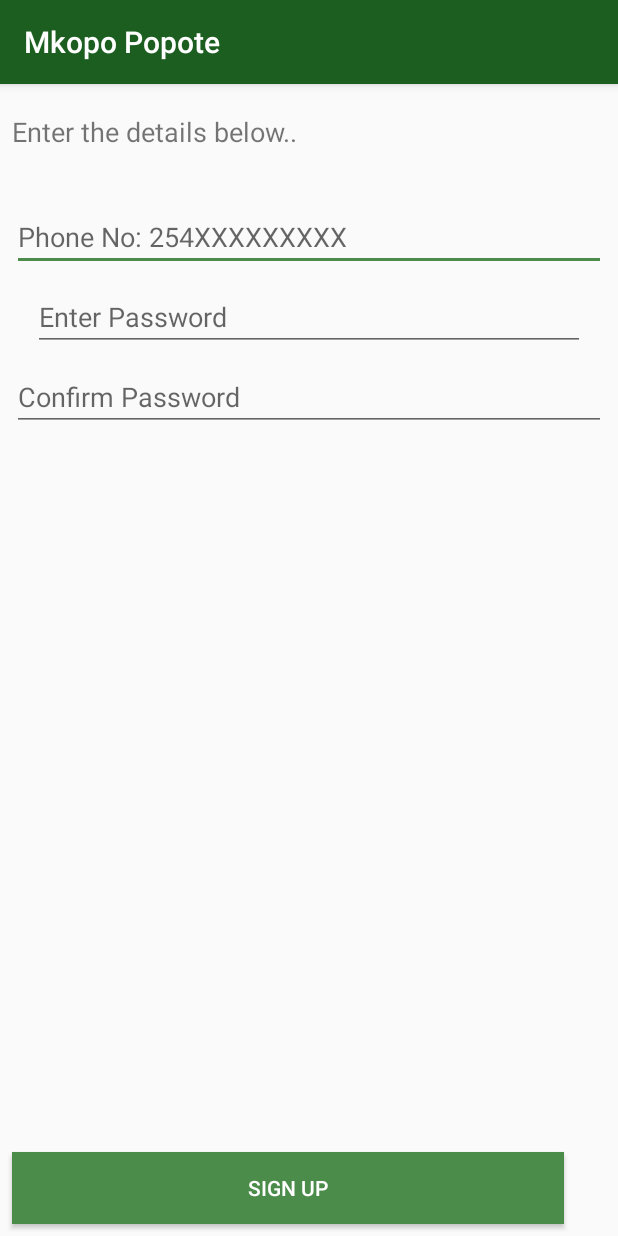
After one commit to wamari/MkopoPopoteApp, an Android app: the AccountActivity screen opened directly, with no data from a screen before it, on a phone screen of 412 x 824 dp. The commit adds this screen. Run offline under Robolectric (Android 15) with nearby library versions, the phone set to English and light mode, and no system bars.

Commit message:
adding account activity

```diff
--- a/app/src/main/AndroidManifest.xml
+++ b/app/src/main/AndroidManifest.xml
@@ -2,9 +2,9 @@
 <manifest xmlns:android="http://schemas.android.com/apk/res/android"
     package="com.harlertechnologies.mkopopopoteapp">
 
-    <uses-permission android:name="android.permission.INTERNET"/>
-    <uses-permission android:name="android.permission.ACCESS_COARSE_LOCATION"/>
-    <uses-permission android:name="android.permission.ACCESS_FINE_LOCATION"/>
+    <uses-permission android:name="android.permission.INTERNET" />
+    <uses-permission android:name="android.permission.ACCESS_COARSE_LOCATION" />
+    <uses-permission android:name="android.permission.ACCESS_FINE_LOCATION" />
 
     <application
         android:allowBackup="true"
@@ -20,7 +20,8 @@
                 <category android:name="android.intent.category.LAUNCHER" />
             </intent-filter>
         </activity>
-        <activity android:name=".LoginActivity"></activity>
+        <activity android:name=".LoginActivity" />
+        <activity android:name=".AccountActivity"></activity>
     </application>
 
 </manifest>
--- /dev/null
+++ b/app/src/main/java/com/harlertechnologies/mkopopopoteapp/AccountActivity.java
@@ -0,0 +1,13 @@
+package com.harlertechnologies.mkopopopoteapp;
+
+import android.support.v7.app.AppCompatActivity;
+import android.os.Bundle;
+
+public class AccountActivity extends AppCompatActivity {
+
+    @Override
+    protected void onCreate(Bundle savedInstanceState) {
+        super.onCreate(savedInstanceState);
+        setContentView(R.layout.activity_account);
+    }
+}
--- a/app/src/main/java/com/harlertechnologies/mkopopopoteapp/RegisterActivity.java
+++ b/app/src/main/java/com/harlertechnologies/mkopopopoteapp/RegisterActivity.java
@@ -1,7 +1,9 @@
 package com.harlertechnologies.mkopopopoteapp;
 
+import android.app.DatePickerDialog;
 import android.app.ProgressDialog;
 import android.content.pm.PackageManager;
+import android.icu.util.Calendar;
 import android.os.AsyncTask;
 
 import android.support.v4.app.ActivityCompat;
@@ -30,7 +32,6 @@ public class RegisterActivity extends AppCompatActivity implements View.OnClickL
     private EditText editTextFirstname;
     private EditText editTextEmail;
     private EditText editTextDOB;
-    private EditText editTextGender;
     private Button buttonNext;
     private Spinner genderSpinner;
 
--- /dev/null
+++ b/app/src/main/res/layout/activity_account.xml
@@ -0,0 +1,104 @@
+<?xml version="1.0" encoding="utf-8"?>
+<android.support.constraint.ConstraintLayout xmlns:android="http://schemas.android.com/apk/res/android"
+    xmlns:app="http://schemas.android.com/apk/res-auto"
+    xmlns:tools="http://schemas.android.com/tools"
+    android:layout_width="match_parent"
+    android:layout_height="match_parent"
+    tools:context="com.harlertechnologies.mkopopopoteapp.AccountActivity">
+
+    <TextView
+        android:id="@+id/textViewIntro"
+        android:layout_width="0dp"
+        android:layout_height="wrap_content"
+        android:layout_marginBottom="8dp"
+        android:layout_marginLeft="8dp"
+        android:layout_marginRight="8dp"
+        android:layout_marginTop="8dp"
+        android:text="Enter the details below.."
+        android:textSize="18sp"
+        app:layout_constraintBottom_toBottomOf="parent"
+        app:layout_constraintHorizontal_bias="0.025"
+        app:layout_constraintLeft_toLeftOf="parent"
+        app:layout_constraintRight_toRightOf="parent"
+        app:layout_constraintTop_toTopOf="parent"
+        app:layout_constraintVertical_bias="0.016"
+        android:layout_marginStart="8dp"
+        android:layout_marginEnd="8dp" />
+
+    <EditText
+        android:id="@+id/editTextPhone"
+        android:layout_width="0dp"
+        android:layout_height="wrap_content"
+        android:layout_marginBottom="8dp"
+        android:layout_marginEnd="8dp"
+        android:layout_marginLeft="8dp"
+        android:layout_marginRight="8dp"
+        android:layout_marginStart="8dp"
+        android:layout_marginTop="8dp"
+        android:hint="Phone No: 254XXXXXXXXX"
+        android:inputType="number"
+        app:layout_constraintBottom_toBottomOf="parent"
+        app:layout_constraintHorizontal_bias="0.0"
+        app:layout_constraintLeft_toLeftOf="parent"
+        app:layout_constraintRight_toRightOf="parent"
+        app:layout_constraintTop_toBottomOf="@+id/textViewIntro"
+        app:layout_constraintVertical_bias="0.041" />
+
+    <EditText
+        android:id="@+id/editTextPassword"
+        android:layout_width="368dp"
+        android:layout_height="wrap_content"
+        android:ems="10"
+        android:hint="Enter Password"
+        android:inputType="textPassword"
+        android:layout_marginRight="8dp"
+        app:layout_constraintRight_toRightOf="parent"
+        android:layout_marginLeft="8dp"
+        app:layout_constraintLeft_toLeftOf="parent"
+        android:layout_marginTop="8dp"
+        app:layout_constraintTop_toBottomOf="@+id/editTextPhone"
+        app:layout_constraintBottom_toBottomOf="parent"
+        android:layout_marginBottom="8dp"
+        app:layout_constraintHorizontal_bias="0.503"
+        app:layout_constraintVertical_bias="0.0"
+        android:layout_marginStart="8dp"
+        android:layout_marginEnd="8dp" />
+
+    <EditText
+        android:id="@+id/editTextConfirmPassword"
+        android:layout_width="0dp"
+        android:layout_height="wrap_content"
+        android:layout_marginBottom="8dp"
+        android:layout_marginLeft="8dp"
+        android:layout_marginRight="8dp"
+        android:layout_marginTop="8dp"
+        android:ems="10"
+        android:hint="Confirm Password"
+        android:inputType="textPassword"
+        app:layout_constraintBottom_toBottomOf="parent"
+        app:layout_constraintHorizontal_bias="0.503"
+        app:layout_constraintLeft_toLeftOf="parent"
+        app:layout_constraintRight_toRightOf="parent"
+        app:layout_constraintTop_toBottomOf="@+id/editTextPassword"
+        app:layout_constraintVertical_bias="0.0"
+        android:layout_marginStart="8dp"
+        android:layout_marginEnd="8dp" />
+
+    <Button
+        android:id="@+id/button"
+        android:layout_width="368dp"
+        android:layout_height="wrap_content"
+        android:text="Sign Up"
+        android:layout_marginTop="8dp"
+        android:background="@color/colorAccent"
+        android:textColor="@android:color/background_light"
+        app:layout_constraintBottom_toBottomOf="parent"
+        android:layout_marginBottom="8dp"
+        android:layout_marginLeft="8dp"
+        app:layout_constraintLeft_toLeftOf="parent"
+        android:layout_marginRight="8dp"
+        app:layout_constraintRight_toRightOf="parent"
+        app:layout_constraintHorizontal_bias="0.0"
+        app:layout_constraintVertical_bias="1.0"
+        app:layout_constraintTop_toTopOf="parent" />
+</android.support.constraint.ConstraintLayout>
--- a/app/src/main/res/layout/activity_register.xml
+++ b/app/src/main/res/layout/activity_register.xml
@@ -122,6 +122,7 @@
         android:layout_width="0dp"
         android:layout_height="wrap_content"
         android:layout_marginLeft="8dp"
+        android:spinnerMode="dialog"
         app:layout_constraintLeft_toLeftOf="parent"
         android:layout_marginRight="8dp"
         app:layout_constraintRight_toRightOf="parent"
@@ -145,11 +146,8 @@
         android:layout_marginRight="8dp"
         app:layout_constraintRight_toRightOf="parent"
         app:layout_constraintHorizontal_bias="0.0"
-        app:layout_constraintBottom_toBottomOf="parent"
-        android:layout_marginBottom="8dp"
         app:layout_constraintTop_toTopOf="parent"
-        android:layout_marginTop="8dp"
-        app:layout_constraintVertical_bias="0.016"
+        android:layout_marginTop="16dp"
         android:layout_marginStart="8dp"
         android:layout_marginEnd="8dp" />
 </android.support.constraint.ConstraintLayout>
```
